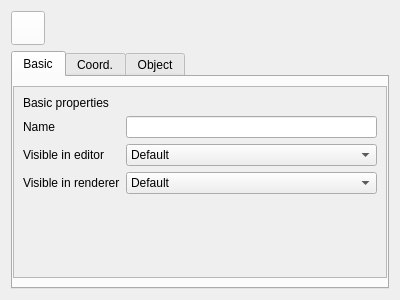
Old version of the form QChromosome/atomattributes.ui in the repository Michalaq/ChromosomeVisualizer.
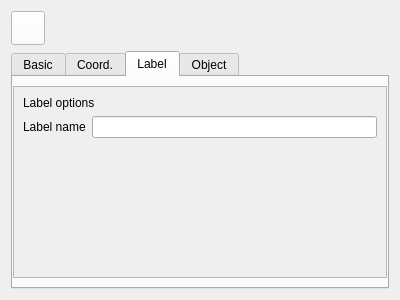
New version of the form. The open tabs and pages were chosen to show the change. Icons and pictures are not drawn. Custom widgets are drawn as their Qt base class.

Commit message: Added label interface to attribute widgets

```diff
--- a/QChromosome/atomattributes.ui
+++ b/QChromosome/atomattributes.ui
@@ -332,6 +332,78 @@
        </item>
       </layout>
      </widget>
+     <widget class="QWidget" name="tab_4">
+      <attribute name="title">
+       <string>Label</string>
+      </attribute>
+      <layout class="QGridLayout" name="gridLayout_4">
+       <property name="leftMargin">
+        <number>0</number>
+       </property>
+       <property name="rightMargin">
+        <number>0</number>
+       </property>
+       <item row="0" column="0">
+        <widget class="QScrollArea" name="scrollArea_4">
+         <property name="widgetResizable">
+          <bool>true</bool>
+         </property>
+         <widget class="QWidget" name="scrollAreaWidgetContents_4">
+          <property name="geometry">
+           <rect>
+            <x>0</x>
+            <y>0</y>
+            <width>376</width>
+            <height>192</height>
+           </rect>
+          </property>
+          <layout class="QVBoxLayout" name="verticalLayout_4">
+           <item>
+            <widget class="QLabel" name="label_14">
+             <property name="text">
+              <string>Label options</string>
+             </property>
+             <property name="class" stdset="0">
+              <string>section</string>
+             </property>
+            </widget>
+           </item>
+           <item>
+            <layout class="QFormLayout" name="formLayout_4">
+             <item row="0" column="0">
+              <widget class="Label" name="label_15">
+               <property name="text">
+                <string>Label name</string>
+               </property>
+               <property name="class" stdset="0">
+                <string>item</string>
+               </property>
+              </widget>
+             </item>
+             <item row="0" column="1">
+              <widget class="LineEdit" name="lineEdit_2"/>
+             </item>
+            </layout>
+           </item>
+           <item>
+            <spacer name="verticalSpacer_4">
+             <property name="orientation">
+              <enum>Qt::Vertical</enum>
+             </property>
+             <property name="sizeHint" stdset="0">
+              <size>
+               <width>20</width>
+               <height>121</height>
+              </size>
+             </property>
+            </spacer>
+           </item>
+          </layout>
+         </widget>
+        </widget>
+       </item>
+      </layout>
+     </widget>
      <widget class="QWidget" name="tab_3">
       <attribute name="title">
        <string>Object</string>
@@ -446,26 +518,26 @@
    <extends>QLabel</extends>
    <header>label.h</header>
   </customwidget>
+  <customwidget>
+   <class>LineEdit</class>
+   <extends>QLineEdit</extends>
+   <header>lineedit.h</header>
+  </customwidget>
   <customwidget>
    <class>ComboBox</class>
    <extends>QComboBox</extends>
    <header>combobox.h</header>
   </customwidget>
+  <customwidget>
+   <class>TitleLabel</class>
+   <extends>QLabel</extends>
+   <header>titlelabel.h</header>
+  </customwidget>
   <customwidget>
    <class>DoubleSpinBox</class>
    <extends>QDoubleSpinBox</extends>
    <header>doublespinbox.h</header>
   </customwidget>
-  <customwidget>
-   <class>LineEdit</class>
-   <extends>QLineEdit</extends>
-   <header>lineedit.h</header>
-  </customwidget>
-  <customwidget>
-   <class>TitleLabel</class>
-   <extends>QLabel</extends>
-   <header>titlelabel.h</header>
-  </customwidget>
  </customwidgets>
  <resources>
   <include location="icons.qrc"/>
```
